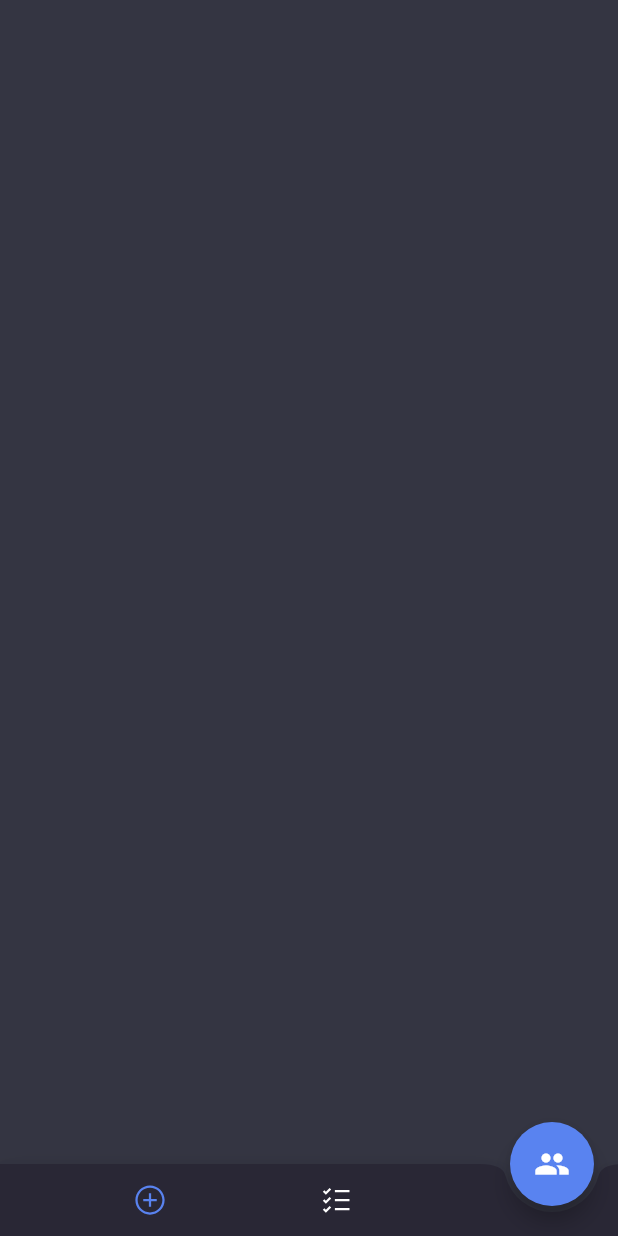
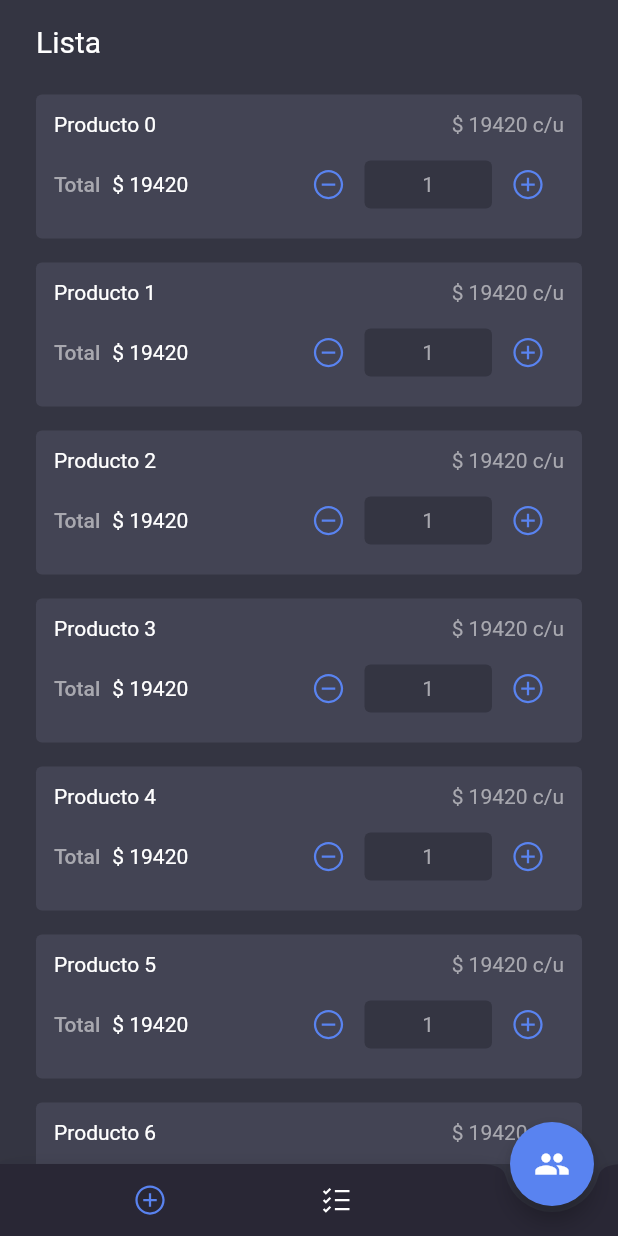
Before and after one commit to Franklinz98/ShoppingForFriends, a Flutter app: the MainContainer screen opened directly, on a phone screen of 412 x 824 dp. Run offline on Flutter 3.47's test engine with Material 2 defaults, Android fonts, the phone set to English and light mode, and no system bars; our stand-ins replace google_fonts, line_icons.

Commit message:
Draft list: half way

```diff
--- a/lib/app/app.dart
+++ b/lib/app/app.dart
@@ -19,7 +19,7 @@ class ShoppingForFriendsApp extends StatelessWidget {
         ),
         scaffoldBackgroundColor: AppColors.tuna
       ),
-      home: AuthContainer(),
+      home: MainContainer(),
     );
   }
 }
--- /dev/null
+++ b/lib/models/product.dart
@@ -0,0 +1,19 @@
+import 'package:flutter/widgets.dart';
+
+class Product {
+  String name;
+  int price;
+  int quantity;
+
+  Product({@required this.name, @required this.price, @required this.quantity});
+
+  void addUnit() {
+    quantity = quantity + 1;
+  }
+
+  void removeUnit() {
+    if (quantity != 0) {
+      quantity = quantity - 1;
+    }
+  }
+}
--- a/lib/screens/main_container.dart
+++ b/lib/screens/main_container.dart
@@ -1,6 +1,7 @@
 import 'package:flutter/material.dart';
 import 'package:line_icons/line_icons.dart';
 import 'package:shopping_for_friends/constants/colors.dart';
+import 'package:shopping_for_friends/widgets/draft/draft.dart';
 
 class MainContainer extends StatefulWidget {
   final _scaffoldKey = GlobalKey<ScaffoldState>();
@@ -27,6 +28,7 @@ class _MainContainerState extends State<MainContainer> {
     return SafeArea(
       child: Scaffold(
         key: widget._scaffoldKey,
+        body: DraftList(),
         floatingActionButton: _fab,
         floatingActionButtonLocation: FloatingActionButtonLocation.endDocked,
         bottomNavigationBar: BottomAppBar(
@@ -44,7 +46,11 @@ class _MainContainerState extends State<MainContainer> {
                         ? AppColors.cornflower_blue
                         : Colors.white,
                   ),
-                  onPressed: () {},
+                  onPressed: () {
+                    setState(() {
+                      _selectedScreen = SelectedScreen.edit;
+                    });
+                  },
                 ),
                 IconButton(
                   icon: Icon(
@@ -53,7 +59,11 @@ class _MainContainerState extends State<MainContainer> {
                         ? AppColors.cornflower_blue
                         : Colors.white,
                   ),
-                  onPressed: () {},
+                  onPressed: () {
+                    setState(() {
+                      _selectedScreen = SelectedScreen.preview;
+                    });
+                  },
                 ),
               ],
             ),
--- /dev/null
+++ b/lib/widgets/components/dismissible_background.dart
@@ -0,0 +1,29 @@
+import 'package:flutter/material.dart';
+import 'package:google_fonts/google_fonts.dart';
+import 'package:shopping_for_friends/constants/colors.dart';
+
+class DismissibleBackground extends StatelessWidget {
+  final double alignment;
+
+  const DismissibleBackground({Key key, @required this.alignment})
+      : super(key: key);
+
+  @override
+  Widget build(BuildContext context) {
+    return Container(
+      decoration: BoxDecoration(
+        color: AppColors.charade,
+        borderRadius: BorderRadius.circular(4.00),
+      ),
+      padding: const EdgeInsets.symmetric(horizontal: 16.0),
+      alignment: Alignment(this.alignment, 0.0),
+      child: Text(
+        'ELIMINAR',
+        style: GoogleFonts.roboto(
+            fontSize: 16,
+            fontWeight: FontWeight.w300,
+            textStyle: TextStyle(color: Colors.white)),
+      ),
+    );
+  }
+}
--- a/lib/widgets/components/input.dart
+++ b/lib/widgets/components/input.dart
@@ -7,12 +7,14 @@ class Input extends StatefulWidget {
   final TextInputType inputType;
   final bool obscureText;
   final TextEditingController controller;
+  final Color backgoundColor;
 
   const Input(
       {Key key,
       @required this.validator,
       @required this.controller,
       this.inputType,
+      this.backgoundColor = AppColors.gun_powder,
       this.obscureText = false})
       : super(key: key);
 
@@ -28,7 +30,7 @@ class _InputState extends State<Input> {
         horizontal: 16.0,
       ),
       decoration: BoxDecoration(
-        color: AppColors.gun_powder,
+        color: widget.backgoundColor,
         borderRadius: BorderRadius.circular(4.00),
       ),
       child: TextFormField(
--- /dev/null
+++ b/lib/widgets/draft/draft.dart
@@ -0,0 +1,180 @@
+import 'dart:math';
+
+import 'package:flutter/material.dart';
+import 'package:line_icons/line_icons.dart';
+import 'package:shopping_for_friends/constants/colors.dart';
+import 'package:shopping_for_friends/models/product.dart';
+import 'package:shopping_for_friends/widgets/components/dismissible_background.dart';
+import 'package:shopping_for_friends/widgets/components/input.dart';
+
+class DraftList extends StatefulWidget {
+  final List<Product> items = List<Product>.generate(
+    12,
+    (i) => Product(
+        name: "Producto $i", price: Random().nextInt(20000), quantity: 1),
+  );
+  @override
+  _DraftListState createState() => _DraftListState();
+}
+
+class _DraftListState extends State<DraftList> {
+  @override
+  Widget build(BuildContext context) {
+    return Column(
+      crossAxisAlignment: CrossAxisAlignment.stretch,
+      children: <Widget>[
+        Padding(
+          padding: const EdgeInsets.symmetric(horizontal: 24.0, vertical: 16.0),
+          child: Text(
+            "Lista",
+            style: TextStyle(
+              fontFamily: "Roboto",
+              fontSize: 20,
+              color: Colors.white,
+            ),
+          ),
+        ),
+        Expanded(
+          child: ListView.builder(
+            padding: EdgeInsets.symmetric(horizontal: 24.0),
+            itemBuilder: (_, index) {
+              if (index != widget.items.length) {
+                Product product = widget.items[index];
+                return Padding(
+                  padding: const EdgeInsets.symmetric(vertical: 8.0),
+                  child: Dismissible(
+                    key: UniqueKey(),
+                    onDismissed: (direction) {
+                      setState(() {
+                        widget.items.removeAt(index);
+                      });
+                    },
+                    child: Container(
+                      padding: EdgeInsets.all(12.0),
+                      decoration: BoxDecoration(
+                        color: AppColors.gun_powder,
+                        borderRadius: BorderRadius.circular(4.00),
+                      ),
+                      child: Column(
+                        crossAxisAlignment: CrossAxisAlignment.stretch,
+                        children: <Widget>[
+                          Row(
+                            children: <Widget>[
+                              Expanded(
+                                child: Text(
+                                  product.name,
+                                  style: TextStyle(
+                                    fontFamily: "Roboto",
+                                    fontSize: 14,
+                                    color: Colors.white,
+                                  ),
+                                ),
+                              ),
+                              Text(
+                                "\$ ${product.price} c/u",
+                                textAlign: TextAlign.right,
+                                style: TextStyle(
+                                  fontFamily: "Roboto",
+                                  fontSize: 14,
+                                  color: Color(0xffa8a8af),
+                                ),
+                              ),
+                            ],
+                          ),
+                          SizedBox(
+                            height: 8.0,
+                          ),
+                          Row(
+                            children: <Widget>[
+                              Text(
+                                "Total",
+                                style: TextStyle(
+                                  fontFamily: "Roboto",
+                                  fontWeight: FontWeight.w500,
+                                  fontSize: 14,
+                                  color: Color(0xffa8a8af),
+                                ),
+                              ),
+                              SizedBox(
+                                width: 8.0,
+                              ),
+                              Expanded(
+                                child: Text(
+                                  "\$ ${product.price * product.quantity}",
+                                  style: TextStyle(
+                                    fontFamily: "Roboto",
+                                    fontSize: 14,
+                                    color: Color(0xffffffff),
+                                  ),
+                                ),
+                              ),
+                              IconButton(
+                                icon: Icon(
+                                  LineIcons.minus_circle,
+                                  color: AppColors.cornflower_blue,
+                                ),
+                                onPressed: () {
+                                  setState(() {
+                                    product.removeUnit();
+                                  });
+                                },
+                              ),
+                              Container(
+                                height: 32.00,
+                                width: 85.00,
+                                decoration: BoxDecoration(
+                                  color: Color(0xff343542),
+                                  borderRadius: BorderRadius.circular(4.00),
+                                ),
+                                child: Center(
+                                  child: Text(
+                                    product.quantity.toString(),
+                                    style: TextStyle(
+                                      fontFamily: "Roboto",
+                                      fontSize: 14,
+                                      color: Color(0xffa8a8af),
+                                    ),
+                                  ),
+                                ),
+                              ),
+                              IconButton(
+                                icon: Icon(
+                                  LineIcons.plus_circle,
+                                  color: AppColors.cornflower_blue,
+                                ),
+                                onPressed: () {
+                                  setState(() {
+                                    product.addUnit();
+                                  });
+                                },
+                              ),
+                            ],
+                          ),
+                        ],
+                      ),
+                    ),
+                    background: DismissibleBackground(alignment: -1.0),
+                    secondaryBackground: DismissibleBackground(alignment: 1.0),
+                  ),
+                );
+              } else {
+                return Padding(
+                  padding: const EdgeInsets.only(bottom: 8.0),
+                  child: FloatingActionButton(
+                    child: Icon(
+                      Icons.add,
+                    ),
+                    mini: true,
+                    onPressed: () {},
+                    elevation: 0,
+                  ),
+                );
+              }
+            },
+            itemCount: widget.items.length + 1,
+          ),
+        ),
+      ],
+    );
+  }
+}
```
